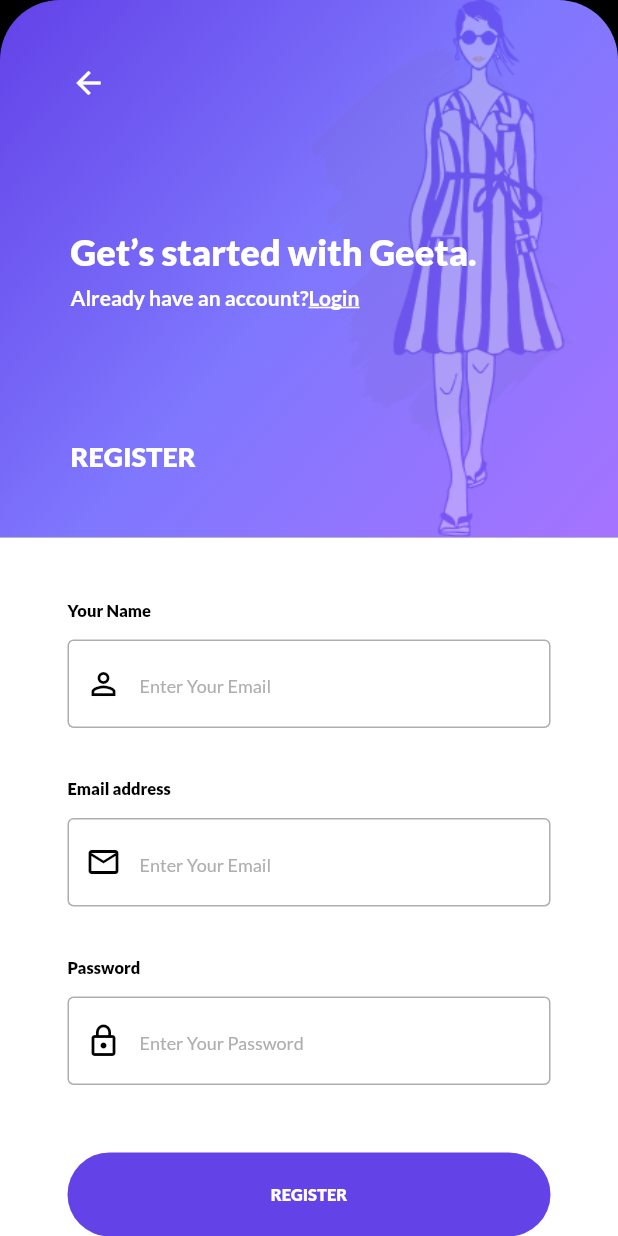
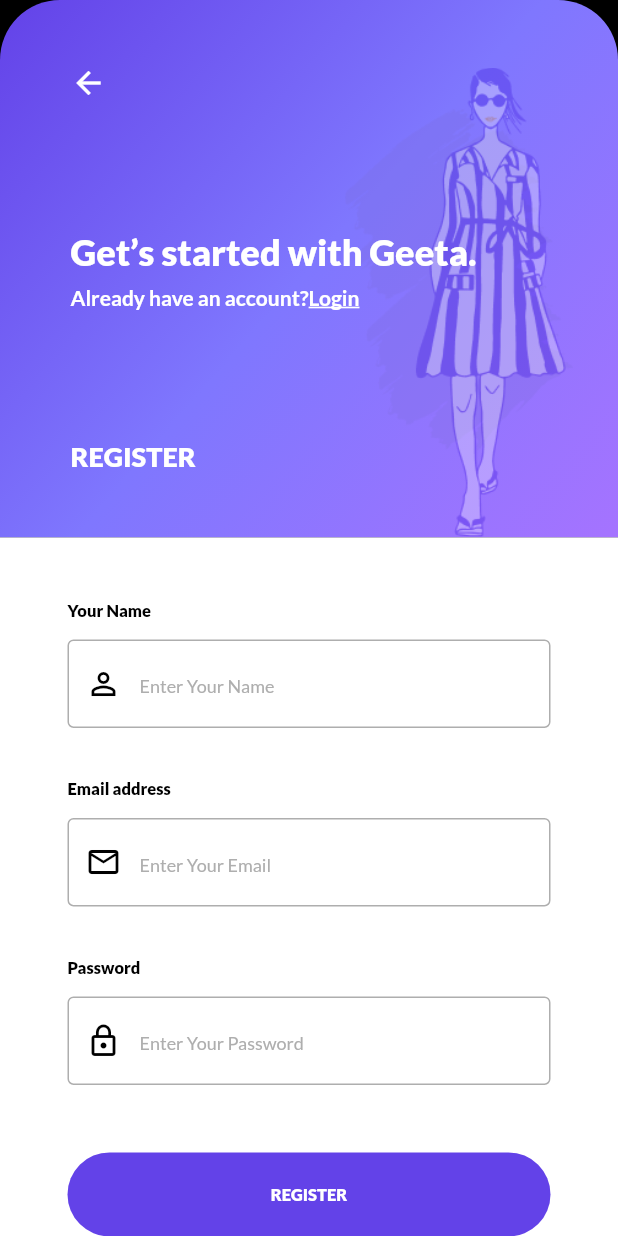
Before and after one commit to Salman-Saleem001/Clothes, a Flutter app: the SignUpScreen screen opened by its route, on a phone screen of 412 x 824 dp. Run offline on Flutter 3.47's test engine with Material 2 defaults, Android fonts, the phone set to English and light mode, and no system bars; our stand-ins replace firebase_auth, firebase_core, flutter_rating_bar; accounts and stored records are empty.

```diff
--- a/lib/pages/EntryScreen.dart
+++ b/lib/pages/EntryScreen.dart
@@ -14,7 +14,6 @@ class EntryScreen extends StatelessWidget {
   Widget build(BuildContext context) {
     return SafeArea(
       child: Scaffold(
-        backgroundColor: Color(ColorX.black),
         body: Container(
           decoration: getContainerDecoration(color: ColorX.black),
           child: Stack(
--- a/lib/pages/PopularScreen.dart
+++ b/lib/pages/PopularScreen.dart
@@ -61,10 +61,10 @@ class _PopularScreenState extends State<PopularScreen> {
           Expanded(
             child: GridView.count(
               crossAxisCount: 2,
-              mainAxisSpacing: 4,
+              mainAxisSpacing: 0.0,
               crossAxisSpacing: 0.0,
               children: [
-                for (int i = 0; i < 16; i++)
+                for (int i = 0; i < 15; i++)
                   GestureDetector(
                     child: PopularItems(
                         name: 'Pink Hoodie',
--- a/lib/pages/SignUpScreen.dart
+++ b/lib/pages/SignUpScreen.dart
@@ -1,5 +1,6 @@
 import 'package:flutter/cupertino.dart';
 import 'package:flutter/material.dart';
+import 'package:pearlclothes/services/auth.dart';
 import 'package:pearlclothes/style/ButtonStyle.dart';
 import 'package:pearlclothes/style/LoginGradient.dart';
 import 'package:pearlclothes/style/TextFieldLabelStyle.dart';
@@ -10,9 +11,19 @@ import 'package:pearlclothes/widgets/DiscriptionText.dart';
 import 'package:pearlclothes/widgets/LoginGradientData.dart';
 import 'package:pearlclothes/widgets/ScreenHeading.dart';
 
-class SignUpScreen extends StatelessWidget {
+class SignUpScreen extends StatefulWidget {
   const SignUpScreen({Key? key}) : super(key: key);
 
+  @override
+  State<SignUpScreen> createState() => _SignUpScreenState();
+}
+
+class _SignUpScreenState extends State<SignUpScreen> {
+  final _formkey = GlobalKey<FormState>();
+  final AuthServices _auth = AuthServices();
+  String email = '';
+  String password = '';
+  String error = '';
   @override
   Widget build(BuildContext context) {
     String heading = 'Get’s started with Geeta.';
@@ -84,6 +95,8 @@ class SignUpScreen extends StatelessWidget {
               ),
             ),
             Expanded(
+              child: Form(
+                key: _formkey,
                 child: SingleChildScrollView(
                   child: Container(
                     color: Color(ColorX.white),
@@ -105,7 +118,7 @@ class SignUpScreen extends StatelessWidget {
                           onChanged: null,
                           keyboardType: TextInputType.text,
                           decoration: getOutlineBorderDecoration(
-                          hintText: 'Enter Your Email',
+                            hintText: 'Enter Your Name',
                             prefixicon: Icons.person_outline,
                           ),
                         ),
@@ -120,7 +133,13 @@ class SignUpScreen extends StatelessWidget {
                           height: 13,
                         ),
                         TextFormField(
-                        onChanged: null,
+                          validator: (val) =>
+                              val!.isEmpty ? 'email cannot be empty' : null,
+                          onChanged: (val) {
+                            setState(() {
+                              email = val;
+                            });
+                          },
                           keyboardType: TextInputType.emailAddress,
                           decoration: getOutlineBorderDecoration(
                             hintText: 'Enter Your Email',
@@ -138,8 +157,16 @@ class SignUpScreen extends StatelessWidget {
                           height: 13,
                         ),
                         TextFormField(
-                        onChanged: null,
+                          validator: (val) => val!.length < 6
+                              ? 'password cannot be less then 6 characters'
+                              : null,
+                          onChanged: (val) {
+                            setState(() {
+                              password = val;
+                            });
+                          },
                           keyboardType: TextInputType.text,
+                          obscureText: true,
                           decoration: getOutlineBorderDecoration(
                               hintText: 'Enter Your Password',
                               prefixicon: Icons.lock_outline),
@@ -156,8 +183,20 @@ class SignUpScreen extends StatelessWidget {
                           child: FlatButton(
                             color: Color(ColorX.primary),
                             shape: getRoundedRectangleBorder(),
-                          onPressed: () {
+                            onPressed: () async {
+                              if (_formkey.currentState!.validate()) {
+                                print('valid');
+                                dynamic result =
+                                    await _auth.signUpWithEmailAndPassword(
+                                        email, password);
+                                if (result == null) {
+                                  setState(() {
+                                    error = 'Provide a valid email';
+                                  });
+                                } else {
                                   Navigator.pushNamed(context, '/HomeScreen');
+                                }
+                              }
                             },
                             child: ButtonText(
                               label: 'REGISTER',
@@ -186,6 +225,7 @@ class SignUpScreen extends StatelessWidget {
                   ),
                 ),
               ),
+            ),
           ],
         ),
       ),
--- a/lib/style/TextFormFieldStyle.dart
+++ b/lib/style/TextFormFieldStyle.dart
@@ -12,6 +12,9 @@ InputDecoration getOutlineBorderDecoration({
 }) {
   return InputDecoration(
     hintText: hintText,
+    errorStyle: TextStyle(
+      color: Colors.red,
+    ),
     hintStyle: getHintStyle(),
     floatingLabelStyle: getTextStyle(),
     prefixIcon: prefixicon != null
@@ -30,6 +33,7 @@ InputDecoration getOutlineBorderDecoration({
     border: InputBorder.none,
     focusedBorder: OutlineInputBorder(
       borderSide: BorderSide(
+        width: 1.0,
         color: Color(ColorX.primary),
       ),
     ),
--- a/lib/widgets/Drawer.dart
+++ b/lib/widgets/Drawer.dart
@@ -1,11 +1,13 @@
 import 'package:flutter/cupertino.dart';
 import 'package:flutter/material.dart';
+import 'package:pearlclothes/services/auth.dart';
 import 'package:pearlclothes/style/GradientColor.dart';
 import 'package:pearlclothes/style/TextFieldHintStyle.dart';
 import 'package:pearlclothes/style/color.dart';
 import 'package:pearlclothes/widgets/DrawerItems.dart';
 
 Drawer getDrawer(context) {
+  final AuthServices _auth = AuthServices();
   List<String> lable = [
     'Order',
     'Wishlist',
@@ -133,6 +135,9 @@ Drawer getDrawer(context) {
                   label: 'Logout',
                   iconData: Icons.logout,
                 ),
+                onTap: () async {
+                  await _auth.logOut();
+                },
               ),
               SizedBox(
                 height: 30,
--- a/lib/widgets/LoginGradientData.dart
+++ b/lib/widgets/LoginGradientData.dart
@@ -12,9 +12,12 @@ class LoginGradientData extends StatelessWidget {
         Row(
           mainAxisAlignment: MainAxisAlignment.end,
           children: [
-            Image.asset(
-              'asset/image/loginImage.png',
-              fit: BoxFit.contain,
+            Padding(
+              padding: const EdgeInsets.only(top: 45),
+              child: Image.asset(
+                'asset/image/loginImage.png',
+                fit: BoxFit.contain,
+              ),
             ),
           ],
         ),
--- a/pubspec.yaml
+++ b/pubspec.yaml
@@ -35,6 +35,11 @@ dependencies:
   # Use with the CupertinoIcons class for iOS style icons.
   cupertino_icons: ^1.0.2
   flutter_rating_bar: ^4.0.0
+  firebase_core: ^1.12.0
+  firebase_database: ^9.0.7
+  firebase_auth: ^3.3.8
+  firebase_analytics: ^9.1.2
+  provider: ^6.0.2
 
 dev_dependencies:
   flutter_test:
```
Also changed, not shown: lib/main.dart (+22 -5 lines), lib/pages/LoadingScreen.dart (+17 -3 lines), lib/pages/LoginScreen.dart (+40 -5 lines), lib/pages/Wrapper.dart (added, +19 -0 lines), lib/services/auth.dart (+45 -0 lines), lib/widgets/PopularItems.dart (+12 -11 lines), pubspec.lock, 4 other files. Lines whose indentation alone changed are shown as unchanged.
